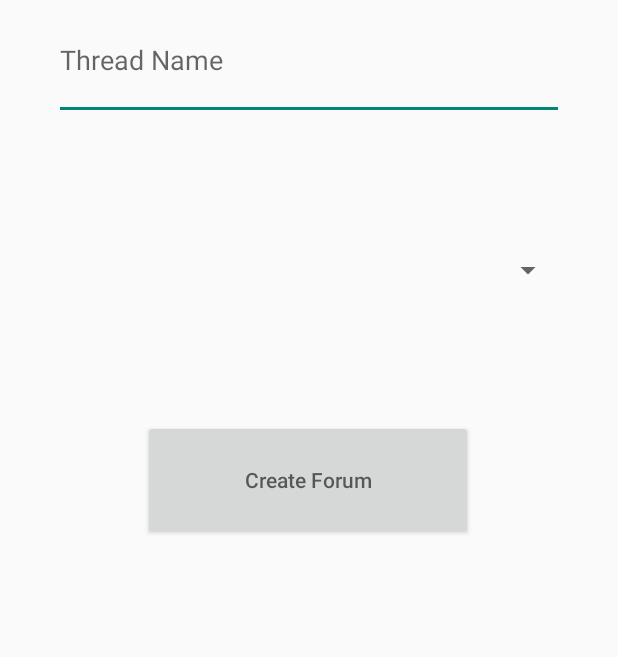
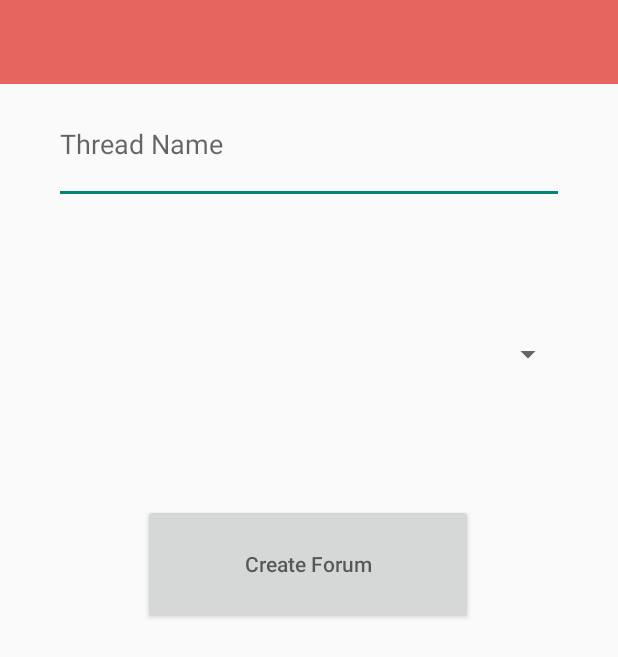
Before and after one commit to Trev32198/schedule_sync_client, an Android app: the CreateForum screen opened directly, with no data from a screen before it, on a phone screen of 412 x 824 dp. Shown: the top 657 px of the screen. Run offline under Robolectric (Android 15) with nearby library versions, the phone set to English and light mode, and no system bars; network calls fail.

Commit message:
Minor bug fixes

```diff
--- a/app/src/main/AndroidManifest.xml
+++ b/app/src/main/AndroidManifest.xml
@@ -8,7 +8,7 @@
     <application
         android:allowBackup="true"
         android:icon="@mipmap/ic_launcher"
-        android:label="@string/app_name"
+        android:label=""
         android:roundIcon="@mipmap/ic_launcher_round"
         android:supportsRtl="true"
         android:theme="@style/AppTheme">
@@ -49,19 +49,15 @@
             android:theme="@style/Theme.AppCompat.Light.NoActionBar" />
         <activity
             android:name=".Settings"
-            android:label="@string/title_activity_settings"
             android:theme="@style/Theme.AppCompat.Light.NoActionBar" />
         <activity
             android:name=".HomeScreen"
-            android:label="@string/title_activity_home_screen"
             android:theme="@style/AppTheme.NoActionBar" />
         <activity
             android:name=".CreateAccount"
-            android:label="@string/app_name"
             android:theme="@style/Theme.AppCompat.Light.NoActionBar" />
         <activity
             android:name=".LogIn"
-            android:label="@string/app_name"
             android:theme="@style/AppTheme.NoActionBar">
             <intent-filter>
                 <action android:name="android.intent.action.MAIN" />
--- a/app/src/main/res/layout/activity_create_forum.xml
+++ b/app/src/main/res/layout/activity_create_forum.xml
@@ -6,6 +6,13 @@
     xmlns:app="http://schemas.android.com/apk/res-auto"
     tools:context=".CreateForum">
 
+    <androidx.appcompat.widget.Toolbar
+        android:id="@+id/toolbar"
+        android:layout_width="match_parent"
+        android:layout_height="?attr/actionBarSize"
+        android:background="#E7655F"
+        app:layout_constraintTop_toTopOf="parent"
+        app:popupTheme="@style/AppTheme.PopupOverlay" />
     <EditText
         android:id="@+id/enterForumTitle"
         android:layout_width="340dp"
@@ -17,6 +24,7 @@
         android:inputType="textPersonName"
 
         android:singleLine="false"
+        app:layout_constraintTop_toBottomOf="@id/toolbar"
         app:layout_constraintBottom_toTopOf="@+id/forumClassSpinner"
         app:layout_constraintEnd_toEndOf="parent"
         app:layout_constraintHorizontal_bias="0.503"
```
Also changed, not shown: app/src/main/res/layout/activity_expand_zoom_event.xml (+6 -3 lines).
